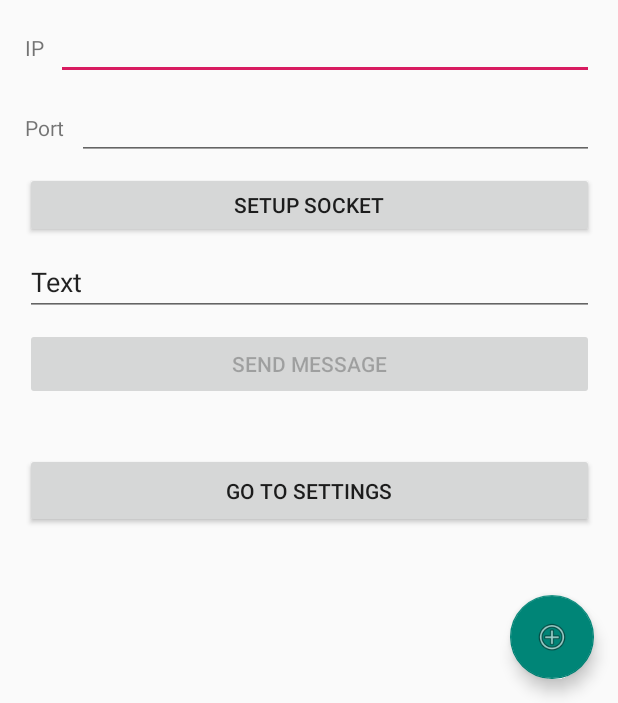
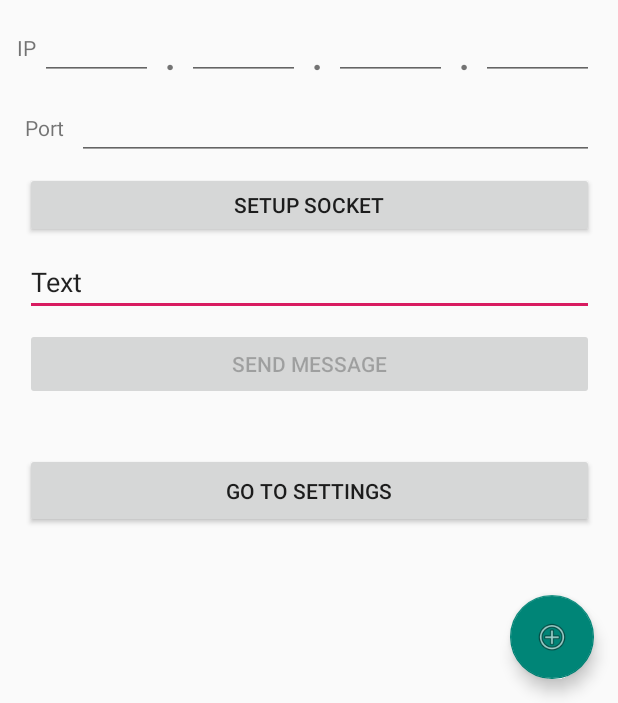
Before and after one commit to km2442/AutoSwitch, an Android app: the screen it shows after launch (MainActivity), after a tap on "SETUP SOCKET", on a phone screen of 412 x 824 dp, the part 533-1236 px from its top. Run offline under Robolectric (Android 15) with nearby library versions, the phone set to English and light mode, and no system bars.

Commit message:
Working on communication

```diff
--- a/Android/app/src/main/java/dev/kamilklecha/autoswitchmobile/MainActivity.java
+++ b/Android/app/src/main/java/dev/kamilklecha/autoswitchmobile/MainActivity.java
@@ -10,11 +10,11 @@ import android.support.v4.widget.DrawerLayout;
 import android.support.v7.app.ActionBarDrawerToggle;
 import android.support.v7.app.AppCompatActivity;
 import android.support.v7.widget.Toolbar;
+import android.util.Log;
 import android.view.MenuItem;
 import android.view.View;
 import android.widget.Button;
 import android.widget.EditText;
-import android.widget.TextView;
 import android.widget.Toast;
 
 public class MainActivity extends AppCompatActivity
@@ -22,7 +22,7 @@ public class MainActivity extends AppCompatActivity
 
     Button btn;
     private EditText mEditTextSendMessage;
-    private SocketCommunicator sc;
+    private static final String TAG = "MainActivity";
 
     @Override
     protected void onCreate(Bundle savedInstanceState) {
@@ -46,6 +46,7 @@ public class MainActivity extends AppCompatActivity
         drawer.addDrawerListener(toggle);
         toggle.syncState();
         navigationView.setNavigationItemSelectedListener(this);
+
         btn = findViewById(R.id.Main_Activitysettings);
         View.OnClickListener cl = new View.OnClickListener() {
             @Override
@@ -56,34 +57,61 @@ public class MainActivity extends AppCompatActivity
         };
         btn.setOnClickListener(cl);
 
-        final Button buttonSend = (Button) findViewById(R.id.btn_send);
         final Button buttonSetup = (Button) findViewById(R.id.btn_setup);
-        final EditText IPGetter = (EditText) findViewById(R.id.Main_IP);
         final EditText PortGetter = (EditText) findViewById(R.id.Main_Port);
 
         mEditTextSendMessage = (EditText) findViewById(R.id.edt_send_message);
 
-        buttonSend.setOnClickListener(new View.OnClickListener() {
-            @Override
-            public void onClick(View v) {
-                sc.sendMessage(mEditTextSendMessage.getText().toString());
-            }
-        });
-
         buttonSetup.setOnClickListener(new View.OnClickListener() {
             @Override
             public void onClick(View v) {
-                if(IPGetter.getText().toString().length()!=0 && PortGetter.getText().toString().length() != 0) {
-                    sc = new SocketCommunicator((TextView) findViewById(R.id.tv_reply_from_server),
-                            IPGetter.getText().toString(),
-                            Integer.parseInt(PortGetter.getText().toString()));
-                    buttonSend.setEnabled(true);
+                if(get_IP().length() > 0 && PortGetter.getText().toString().length() != 0) {
+                    Intent i = new Intent(MainActivity.this, ConnectWait.class);
+                    i.putExtra("IP", get_IP());
+                    i.putExtra("Port", PortGetter.getText().toString());
+                    startActivity(i);
                 }
                 else {
-                    Toast.makeText(MainActivity.this, "Fill IP and Port!", Toast.LENGTH_LONG).show();
+                    Toast.makeText(MainActivity.this, "IP and Port must be filled correctly!", Toast.LENGTH_LONG).show();
                 }
             }
         });
+    }
+
+    public String get_IP() {
+        final EditText IP1 = (EditText) findViewById(R.id.main_IP_1);
+        final EditText IP2 = (EditText) findViewById(R.id.main_IP_2);
+        final EditText IP3 = (EditText) findViewById(R.id.main_IP_3);
+        final EditText IP4 = (EditText) findViewById(R.id.main_IP_4);
+
+        String s1 = IP1.getText().toString();
+        String s2 = IP2.getText().toString();
+        String s3 = IP3.getText().toString();
+        String s4 = IP4.getText().toString();
+
+        int i1, i2, i3, i4;
+
+        try {
+            i1 = Integer.parseInt(s1);
+            i2 = Integer.parseInt(s2);
+            i3 = Integer.parseInt(s3);
+            i4 = Integer.parseInt(s4);
+        }
+        catch(Exception e) {
+            Toast.makeText(MainActivity.this, "IP is not correct!", Toast.LENGTH_LONG).show();
+            Log.d(TAG, "get_IP: Error " + e.getMessage());
+            return "";
+        }
+
+        if(i1 >= 0 && i1 < 256 && i2 >= 0 && i2 < 256 && i3 >= 0 && i3 < 256 && i4 >= 0 && i4 < 256) {
+
+            String tmp = s1 + '.' + s2 + '.' + s3 + '.' + s4;
+            return tmp;
+        }
+        else {
+            Toast.makeText(MainActivity.this, "Incorrect IP!", Toast.LENGTH_LONG).show();
+            return "";
+        }
     }
 
     @Override
--- a/Android/app/src/main/res/layout/content_main.xml
+++ b/Android/app/src/main/res/layout/content_main.xml
@@ -25,6 +25,83 @@
             <android.support.constraint.ConstraintLayout
                 android:layout_width="match_parent"
                 android:layout_height="match_parent">
+
+                <EditText
+                    android:id="@+id/main_IP_4"
+                    android:layout_width="75dp"
+                    android:layout_height="wrap_content"
+                    android:layout_marginEnd="8dp"
+                    android:ems="10"
+                    android:inputType="number"
+                    android:maxLength="3"
+                    android:phoneNumber="false"
+                    android:textAlignment="center"
+                    app:layout_constraintEnd_toEndOf="parent"
+                    app:layout_constraintTop_toTopOf="@+id/main_IP_3" />
+
+                <TextView
+                    android:id="@+id/textView6"
+                    android:layout_width="wrap_content"
+                    android:layout_height="wrap_content"
+                    android:layout_marginEnd="8dp"
+                    android:text="."
+                    android:textAlignment="center"
+                    android:textSize="24sp"
+                    android:textStyle="bold"
+                    app:layout_constraintBottom_toBottomOf="@+id/main_IP_3"
+                    app:layout_constraintEnd_toStartOf="@+id/main_IP_4" />
+
+                <EditText
+                    android:id="@+id/main_IP_3"
+                    android:layout_width="75dp"
+                    android:layout_height="wrap_content"
+                    android:layout_marginEnd="8dp"
+                    android:ems="10"
+                    android:inputType="number"
+                    android:maxLength="3"
+                    android:phoneNumber="false"
+                    android:textAlignment="center"
+                    app:layout_constraintEnd_toStartOf="@+id/textView6"
+                    app:layout_constraintTop_toTopOf="@+id/main_IP_2" />
+
+                <TextView
+                    android:id="@+id/textView5"
+                    android:layout_width="wrap_content"
+                    android:layout_height="wrap_content"
+                    android:layout_marginEnd="8dp"
+                    android:text="."
+                    android:textAlignment="center"
+                    android:textSize="24sp"
+                    android:textStyle="bold"
+                    app:layout_constraintBottom_toBottomOf="@+id/main_IP_2"
+                    app:layout_constraintEnd_toStartOf="@+id/main_IP_3" />
+
+                <EditText
+                    android:id="@+id/main_IP_2"
+                    android:layout_width="75dp"
+                    android:layout_height="wrap_content"
+                    android:layout_marginEnd="8dp"
+                    android:ems="10"
+                    android:inputType="number"
+                    android:maxLength="3"
+                    android:phoneNumber="false"
+                    android:textAlignment="center"
+                    app:layout_constraintEnd_toStartOf="@+id/textView5"
+                    app:layout_constraintTop_toTopOf="@+id/main_IP_1" />
+
+                <EditText
+                    android:id="@+id/main_IP_1"
+                    android:layout_width="75dp"
+                    android:layout_height="wrap_content"
+                    android:layout_marginTop="8dp"
+                    android:layout_marginEnd="8dp"
+                    android:ems="10"
+                    android:inputType="number"
+                    android:maxLength="3"
+                    android:phoneNumber="false"
+                    android:textAlignment="center"
+                    app:layout_constraintEnd_toStartOf="@+id/textView4"
+                    app:layout_constraintTop_toBottomOf="@+id/textView" />
 
                 <ImageView
                     android:id="@+id/imageView3"
@@ -124,9 +201,11 @@
                     android:ems="10"
                     android:inputType="number"
                     android:phoneNumber="false"
+                    android:textAlignment="center"
+                    android:textStyle="bold"
                     app:layout_constraintEnd_toEndOf="parent"
                     app:layout_constraintStart_toEndOf="@+id/textView3"
-                    app:layout_constraintTop_toBottomOf="@+id/Main_IP" />
+                    app:layout_constraintTop_toBottomOf="@+id/main_IP_1" />
 
                 <TextView
                     android:id="@+id/textView3"
@@ -142,22 +221,23 @@
                     android:layout_width="wrap_content"
                     android:layout_height="wrap_content"
                     android:layout_marginStart="8dp"
+                    android:layout_marginEnd="8dp"
                     android:text="IP"
-                    app:layout_constraintBaseline_toBaselineOf="@id/Main_IP"
+                    app:layout_constraintBaseline_toBaselineOf="@id/main_IP_1"
+                    app:layout_constraintEnd_toStartOf="@+id/main_IP_1"
                     app:layout_constraintStart_toStartOf="parent" />
 
-                <EditText
-                    android:id="@+id/Main_IP"
-                    android:layout_width="0dp"
+                <TextView
+                    android:id="@+id/textView4"
+                    android:layout_width="wrap_content"
                     android:layout_height="wrap_content"
-                    android:layout_marginStart="8dp"
-                    android:layout_marginTop="8dp"
                     android:layout_marginEnd="8dp"
-                    android:ems="10"
-                    android:inputType="textPersonName"
-                    app:layout_constraintEnd_toEndOf="parent"
-                    app:layout_constraintStart_toEndOf="@+id/textView2"
-                    app:layout_constraintTop_toBottomOf="@+id/textView" />
+                    android:text="."
+                    android:textAlignment="center"
+                    android:textSize="24sp"
+                    android:textStyle="bold"
+                    app:layout_constraintBottom_toBottomOf="@+id/main_IP_1"
+                    app:layout_constraintEnd_toStartOf="@+id/main_IP_2" />
 
             </android.support.constraint.ConstraintLayout>
         </LinearLayout>
```
Also changed, not shown: Android/app/src/main/AndroidManifest.xml (+5 -7 lines), Android/app/src/main/java/dev/kamilklecha/autoswitchmobile/CommunicatorUI.java (added, +26 -0 lines), Android/app/src/main/java/dev/kamilklecha/autoswitchmobile/ConnectWait.java (added, +54 -0 lines), Android/app/src/main/java/dev/kamilklecha/autoswitchmobile/Packet.java (added, +16 -0 lines), Android/app/src/main/java/dev/kamilklecha/autoswitchmobile/SocketCommunicator.java (+27 -15 lines), Android/app/src/main/res/layout/activity_communicator_ui.xml (added, +212 -0 lines), Android/app/src/main/res/layout/activity_connect_wait.xml (added, +58 -0 lines), 3 other files.
